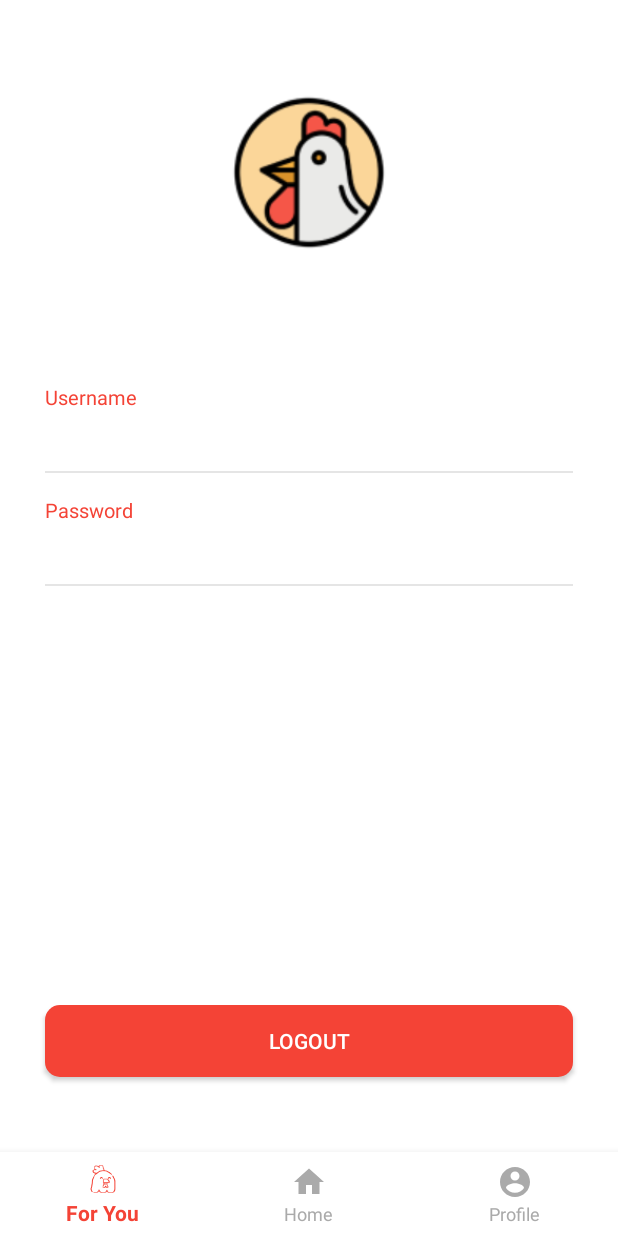
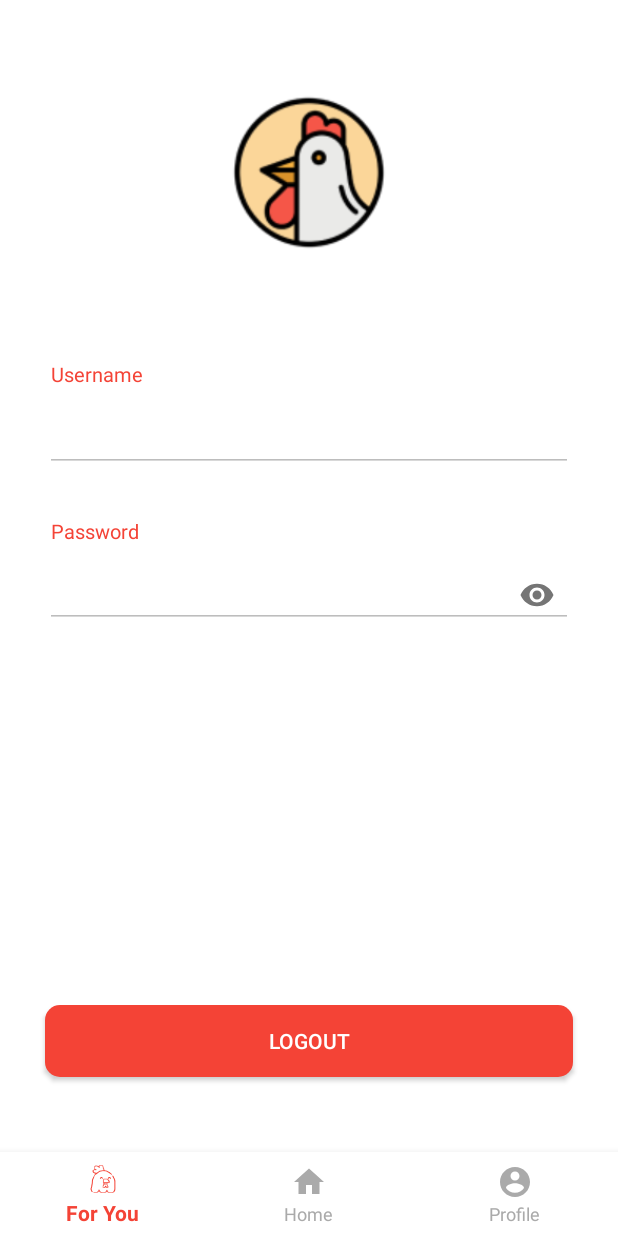
Before and after one commit to Dwe29/final-project-amcc, an Android app: the fragment ProfileActivity placed in its activity, on a phone screen of 412 x 824 dp. Run offline under Robolectric (Android 15) with nearby library versions, the phone set to English and light mode, and no system bars.

Commit message:
fitur baru -> show hide password in LoginActivity and ProfileActivity

```diff
--- a/app/src/main/java/com/example/ter_nak/fragment/ProfileActivity.kt
+++ b/app/src/main/java/com/example/ter_nak/fragment/ProfileActivity.kt
@@ -27,8 +27,8 @@ class ProfileActivity : Fragment() {
         val username = pref.getString("USERNAME", "")
         val password = pref.getString("PASSWORD", "")
 
-        usernameProfile.text = username
-        passwordProfile.text = password
+        usernameProfile.setText(username)
+        passwordProfile.setText(password)
 
         btnLogout.setOnClickListener {
             val editor = pref.edit()
--- a/app/src/main/res/layout/activity_login.xml
+++ b/app/src/main/res/layout/activity_login.xml
@@ -32,45 +32,57 @@
                 android:layout_width="wrap_content"
                 android:layout_height="wrap_content"
                 android:layout_marginStart="4dp"
-                android:text="Username"
+                android:text="@string/username"
                 android:textColor="@color/red"
                 android:textSize="13sp" />
+
+            <com.google.android.material.textfield.TextInputLayout
+                android:layout_width="match_parent"
+                android:layout_height="wrap_content">
 
                 <androidx.appcompat.widget.AppCompatEditText
                     android:id="@+id/etUsername"
                     android:layout_width="match_parent"
                     android:layout_height="wrap_content" />
+            </com.google.android.material.textfield.TextInputLayout>
 
         </LinearLayout>
 
         <LinearLayout
             android:layout_width="match_parent"
             android:layout_height="wrap_content"
-            android:layout_marginTop="25dp"
+            android:layout_marginTop="30dp"
             android:orientation="vertical">
 
             <TextView
                 android:layout_width="wrap_content"
                 android:layout_height="wrap_content"
                 android:layout_marginStart="4dp"
-                android:text="Password"
+                android:text="@string/password"
                 android:textColor="@color/red"
                 android:textSize="13sp" />
+
+            <com.google.android.material.textfield.TextInputLayout
+                android:layout_width="match_parent"
+                android:layout_height="55dp"
+                app:passwordToggleEnabled="true">
 
                 <androidx.appcompat.widget.AppCompatEditText
                     android:id="@+id/etPassword"
                     android:layout_width="match_parent"
                     android:layout_height="wrap_content"
-                android:inputType="textPassword"/>
+                    android:inputType="textPassword" />
+
+            </com.google.android.material.textfield.TextInputLayout>
 
         </LinearLayout>
 
-        <LinearLayout
-            android:layout_width="wrap_content"
-            android:layout_height="wrap_content"
-            android:orientation="vertical">
+        <!--        <LinearLayout-->
+        <!--            android:layout_width="wrap_content"-->
+        <!--            android:layout_height="wrap_content"-->
+        <!--            android:orientation="vertical">-->
 
-        </LinearLayout>
+        <!--        </LinearLayout>-->
 
         <!--        <TextView-->
         <!--            android:layout_width="wrap_content"-->
@@ -90,7 +102,7 @@
         android:layout_marginTop="20dp"
         android:width="180dp"
         android:background="@drawable/custom_button"
-        android:text="Login"
+        android:text="@string/login"
         android:textColor="@color/white" />
 
     <!--    <RelativeLayout-->
--- a/app/src/main/res/layout/activity_profile.xml
+++ b/app/src/main/res/layout/activity_profile.xml
@@ -100,59 +100,67 @@
         <LinearLayout
             android:layout_width="match_parent"
             android:layout_height="wrap_content"
-            android:layout_marginTop="15dp"
             android:orientation="vertical">
 
             <TextView
                 android:layout_width="wrap_content"
                 android:layout_height="wrap_content"
-                android:text="Username"
+                android:layout_marginStart="4dp"
+                android:text="@string/username"
                 android:textColor="@color/red"
                 android:textSize="13sp" />
 
-            <TextView
-                android:id="@+id/usernameProfile"
-                android:layout_width="wrap_content"
-                android:layout_height="wrap_content"
-                android:fontFamily="sans-serif-light"
-                android:textColor="@color/black"
-                android:textSize="18sp" />
+            <com.google.android.material.textfield.TextInputLayout
+                android:layout_width="match_parent"
+                android:layout_height="wrap_content">
 
-            <View
-                android:layout_width="wrap_content"
-                android:layout_height="1dp"
-                android:layout_marginTop="15dp"
-                android:background="@color/grey" />
+                <androidx.appcompat.widget.AppCompatEditText
+                    android:id="@+id/usernameProfile"
+                    android:textColor="@color/black"
+                    android:layout_width="match_parent"
+                    android:layout_height="wrap_content"
+                    android:cursorVisible="false"
+                    android:enabled="false"
+                    android:focusable="false" />
+
+            </com.google.android.material.textfield.TextInputLayout>
+
         </LinearLayout>
+
 
         <LinearLayout
             android:layout_width="match_parent"
             android:layout_height="wrap_content"
-            android:layout_marginTop="15dp"
+            android:layout_marginTop="30dp"
             android:orientation="vertical">
 
             <TextView
                 android:layout_width="wrap_content"
                 android:layout_height="wrap_content"
-                android:text="Password"
+                android:layout_marginStart="4dp"
+                android:text="@string/password"
                 android:textColor="@color/red"
                 android:textSize="13sp" />
 
-            <TextView
-                android:id="@+id/passwordProfile"
-                android:layout_width="wrap_content"
-                android:layout_height="wrap_content"
-                android:fontFamily="sans-serif-light"
-                android:inputType="textPassword"
-                android:textColor="@color/black"
-                android:textSize="18sp" />
+            <com.google.android.material.textfield.TextInputLayout
+                android:layout_width="match_parent"
+                android:layout_height="55dp"
+                app:passwordToggleEnabled="true">
 
-            <View
-                android:layout_width="wrap_content"
-                android:layout_height="1dp"
-                android:layout_marginTop="15dp"
-                android:background="@color/grey" />
+                <androidx.appcompat.widget.AppCompatEditText
+                    android:id="@+id/passwordProfile"
+                    android:layout_width="match_parent"
+                    android:layout_height="wrap_content"
+                    android:cursorVisible="false"
+                    android:textColor="@color/black"
+                    android:enabled="false"
+                    android:focusable="false"
+                    android:inputType="textPassword" />
+
+            </com.google.android.material.textfield.TextInputLayout>
+
         </LinearLayout>
+
     </LinearLayout>
 
     <Button
@@ -163,7 +171,7 @@
         android:layout_marginRight="30dp"
         android:layout_marginBottom="50dp"
         android:background="@drawable/custom_button"
-        android:text="LogOut"
+        android:text="@string/logout"
         android:textColor="@color/white"
         app:layout_constraintBottom_toBottomOf="parent" />
 
--- a/app/src/main/res/values/strings.xml
+++ b/app/src/main/res/values/strings.xml
@@ -14,4 +14,8 @@
     <string name="gaperlu_ribet">Beli ayam gaperlu ribet ?</string>
     <string name="tau_ngga_sih">Tau ngga sih, perkembangan ilmu teknologi saat ini telah meningkat pesar. Dari yang harus jauh-jauh pergi ke depan gang buat beli cilok, sekarang tinggal pake aplikasi aja. Begitu juga jika kamu pengen beli daging ayam segar berkualitas tanpa perlu repot-repot pergi ke</string>
     <string name="selamat_datang">Selamat Datang</string>
+    <string name="username">Username</string>
+    <string name="password">Password</string>
+    <string name="login">Login</string>
+    <string name="logout">LogOut</string>
 </resources>
```
Lines whose indentation alone changed are shown as unchanged.
